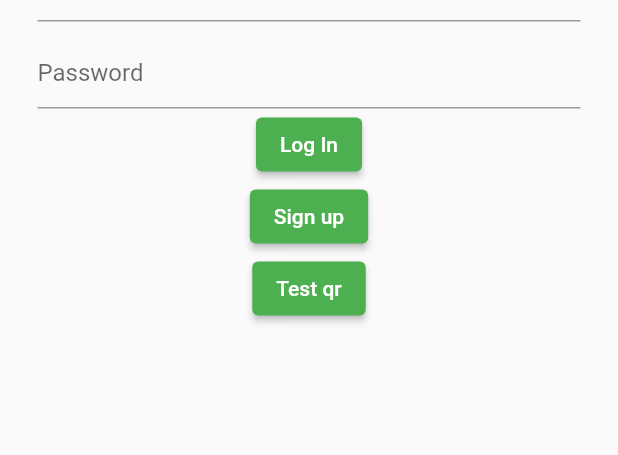
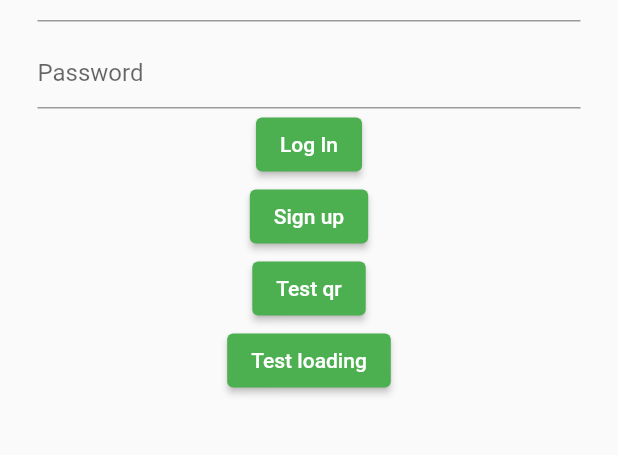
Before and after one commit to bartoszmaka00/hackathon_app, a Flutter app: the screen it shows after launch, on a phone screen of 412 x 824 dp, the part 88-543 px from its top. Run offline on Flutter 3.47's test engine with Material 2 defaults, Android fonts, the phone set to English and light mode, and no system bars; our stand-ins replace flutter_spinkit; missing offline and left inert: qr_code_scanner.

Commit message:
'update'

```diff
--- a/lib/shared/routes.dart
+++ b/lib/shared/routes.dart
@@ -4,6 +4,7 @@ import '../views/sign_in.dart';
 import '../views/sign_up.dart';
 import '../views/menu.dart';
 import '../views/qr_view.dart';
+import '../views/loading_screen.dart';
 
 var myRoutes = <String, WidgetBuilder>{
   '/': (context) => SignIn(),
@@ -11,4 +12,5 @@ var myRoutes = <String, WidgetBuilder>{
   '/menu': (context) => Menu(),
   '/sign_up': (context) => SignUp(),
   '/qr_test': (context) => QRViewExample(),
+  '/loading': (context) => Loading(),
 };
--- a/lib/views/loading_screen.dart
+++ b/lib/views/loading_screen.dart
@@ -6,6 +6,6 @@ class Loading extends StatelessWidget {
 
   @override
   Widget build(BuildContext context) {
-    return Container(child: SpinKitChasingDots(color: Colors.black, size: 30));
+    return Container(child: SpinKitChasingDots(color: Colors.white, size: 30));
   }
 }
--- a/lib/views/sign_in.dart
+++ b/lib/views/sign_in.dart
@@ -71,7 +71,11 @@ class _SignInState extends State<SignIn> {
                   ),
                   ElevatedButton(
                       onPressed: () => Navigator.pushNamed(context, '/qr_test'),
-                      child: Text('Test qr'))
+                      child: Text('Test qr')),
+                  ElevatedButton(
+                    onPressed: () => Navigator.pushNamed(context, '/loading'),
+                    child: Text('Test loading'),
+                  )
                 ],
               ),
             ),
```
